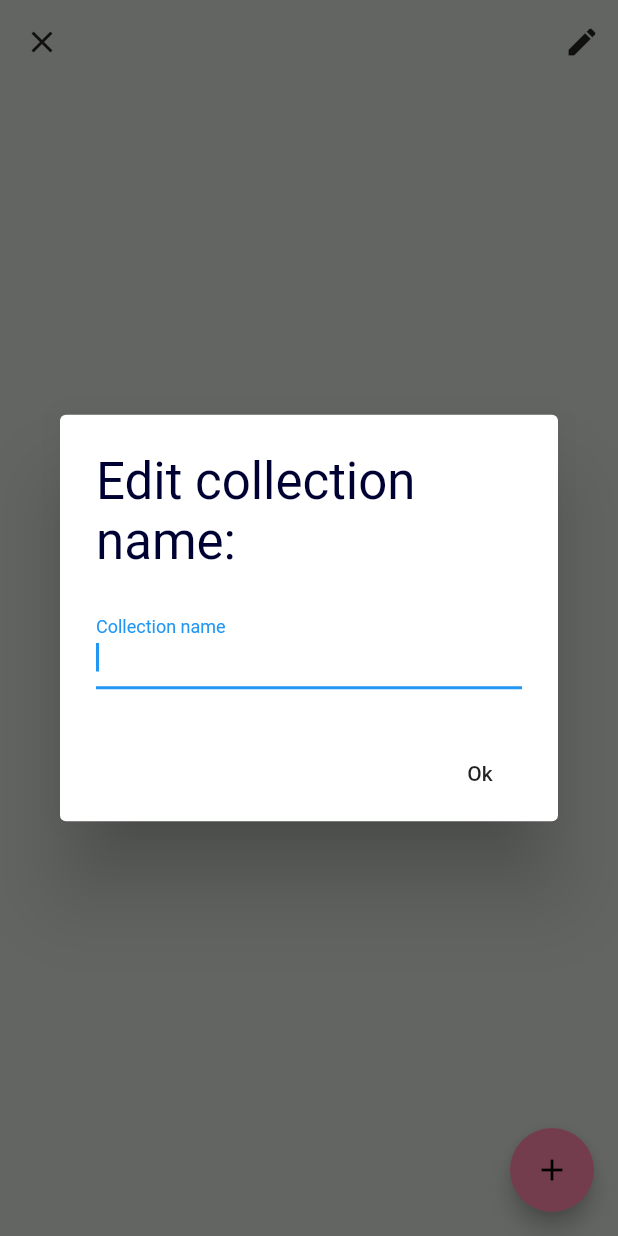
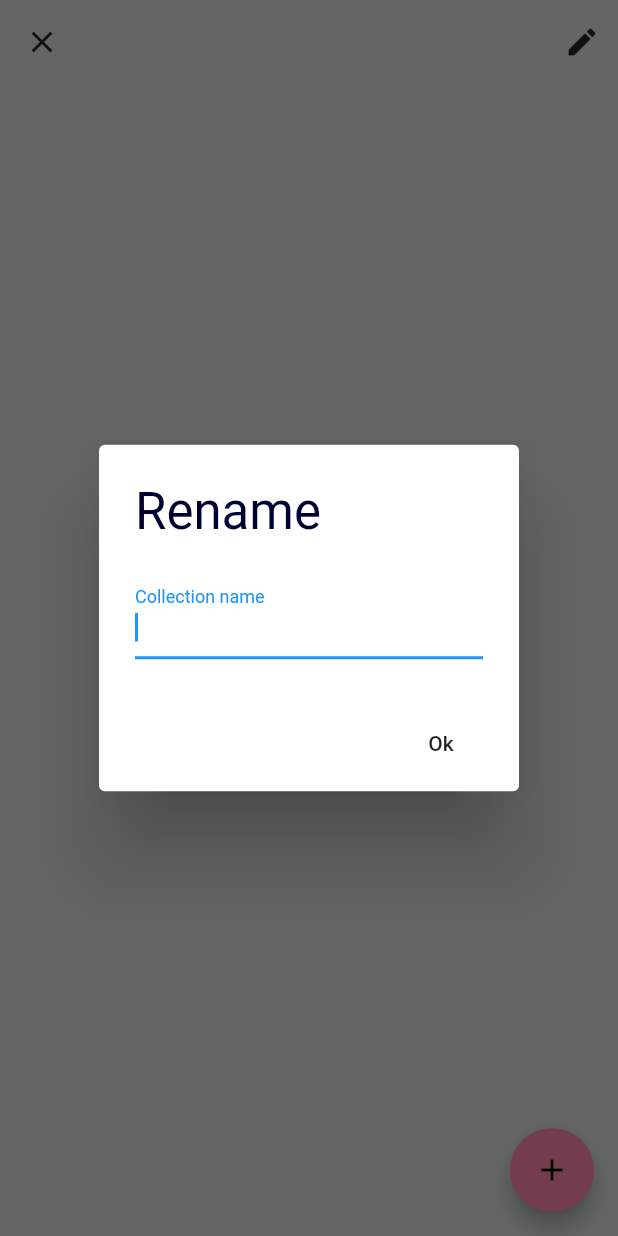
Before and after one commit to ShamylZakariya/Rando, a Flutter app: the CollectionEditor screen opened directly, after a tap on the "edit" icon, on a phone screen of 412 x 824 dp. Run offline on Flutter 3.47's test engine with Material 2 defaults, Android fonts, the light colour scheme and no system bars; our stand-ins replace google_fonts; statements that could not run were skipped.

Commit message:
Change collection edit dialog title

```diff
--- a/lib/main.dart
+++ b/lib/main.dart
@@ -266,7 +266,7 @@ class CollectionEditor extends StatelessWidget {
 
   void _editTitle(BuildContext context, Collection collection) async {
     String value = await _showInputDialog(
-        context, "Edit collection name:", "Collection name", collection.name);
+        context, "Rename", "Collection name", collection.name);
     if (value != null && value.isNotEmpty) {
       collection.name = value;
     }
```
Also changed, not shown: 1 other file.
